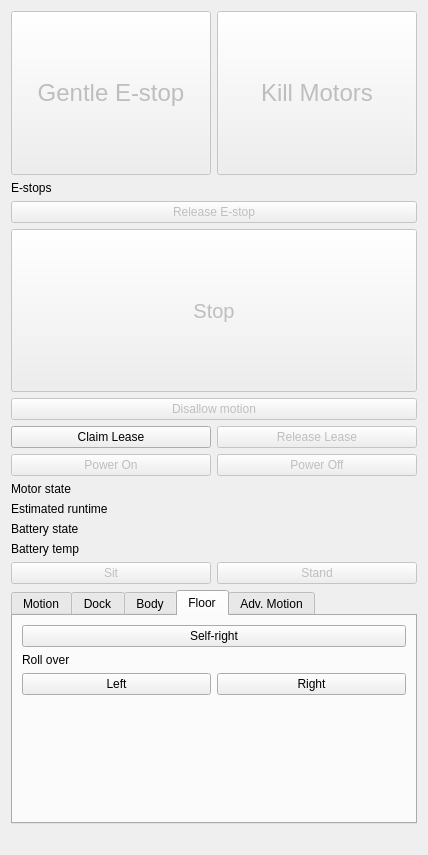
Old version of the form spot_viz/resource/spot_control.ui in the repository heuristicus/spot_ros.
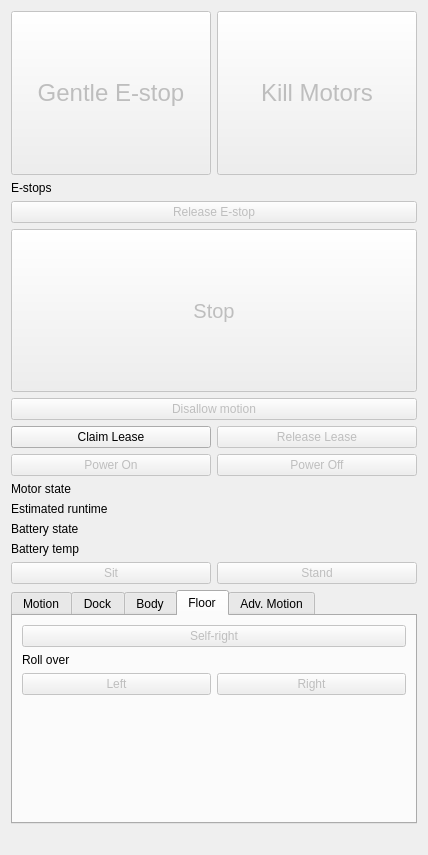
New version of the form. The open tabs and pages were chosen to show the change.

Commit message: docking, self-right and roll over buttons start disabled

The edit to the form file:
```diff
--- a/spot_viz/resource/spot_control.ui
+++ b/spot_viz/resource/spot_control.ui
@@ -586,6 +586,9 @@
           <layout class="QVBoxLayout" name="floorLayout">
            <item>
             <widget class="QPushButton" name="selfRightButton">
+             <property name="enabled">
+              <bool>false</bool>
+             </property>
              <property name="text">
               <string>Self-right</string>
              </property>
@@ -602,6 +605,9 @@
              </item>
              <item row="1" column="1">
               <widget class="QPushButton" name="rollOverRightButton">
+               <property name="enabled">
+                <bool>false</bool>
+               </property>
                <property name="text">
                 <string>Right</string>
                </property>
@@ -609,6 +615,9 @@
              </item>
              <item row="1" column="0">
               <widget class="QPushButton" name="rollOverLeftButton">
+               <property name="enabled">
+                <bool>false</bool>
+               </property>
                <property name="text">
                 <string>Left</string>
                </property>
```
Left out of the diff: 6 changed lines with no effect on the pictures.
